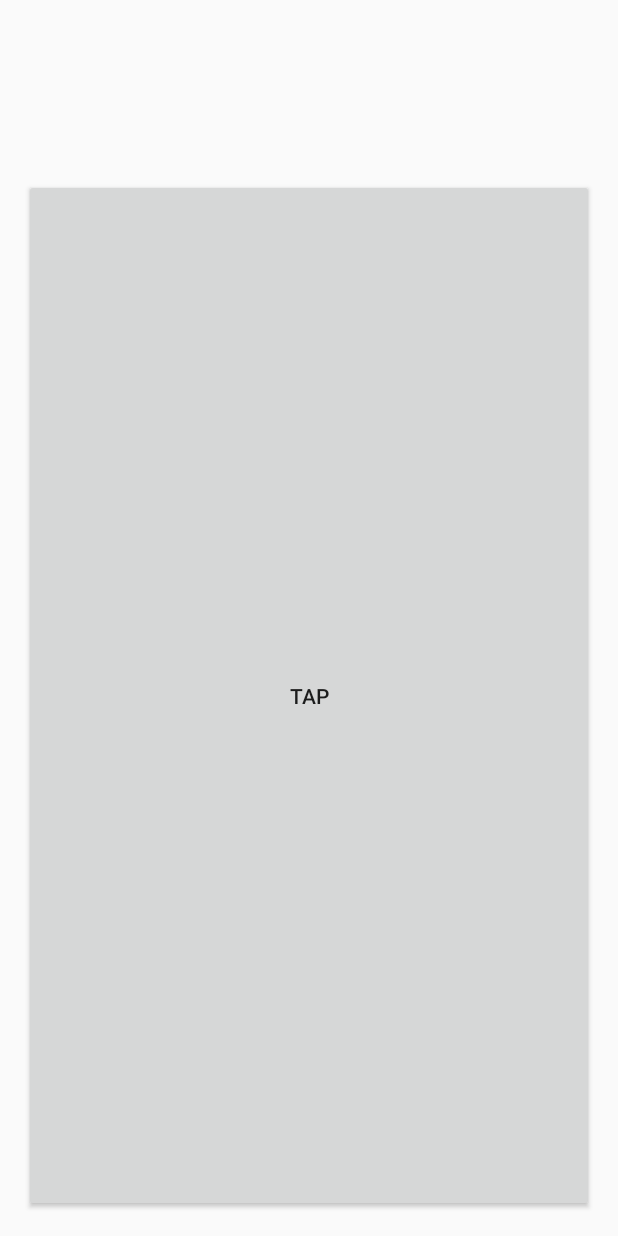
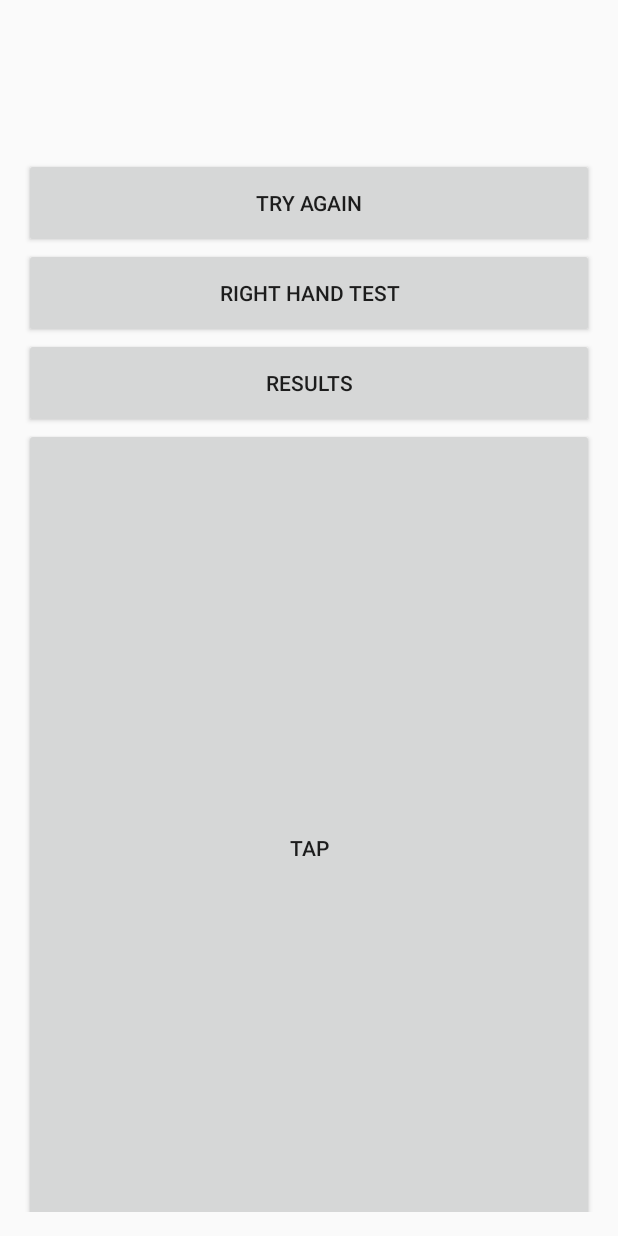
Before and after one commit to bmundt/436, an Android app: the layout tap_test_activity.xml on its own in the app's theme, with its tools: preview values and no code run, on a phone screen of 412 x 824 dp. Run offline under Robolectric (Android 15) with nearby library versions, the phone set to English and light mode, and no system bars.

Commit message:
Baccus-2/5
I've added some stuff to tap test activity. I added a "try again"
button to restart the test. Once, it gets to five tries it shows a
button for the right hands test if you're on left hand test. And it
shows a button to send you to results if you completed the right hand
test. If you guys don't have any reservations about the additions I can
push the stuff I added.

```diff
--- a/app/src/main/java/com/example/a436/MyApp.java
+++ b/app/src/main/java/com/example/a436/MyApp.java
@@ -54,4 +54,8 @@ public class MyApp extends Application {
         return sum;
     }
 
+    public int getTestNum(){
+        return testNumber;
+    }
+
 }
--- a/app/src/main/res/layout/activity_instr_screen.xml
+++ b/app/src/main/res/layout/activity_instr_screen.xml
@@ -42,7 +42,6 @@
     <ImageView
         android:layout_width="wrap_content"
         android:layout_height="match_parent"
-        app:srcCompat="@drawable/indexfinger"
         android:id="@+id/imageView"
         android:layout_marginBottom="47dp"
         android:layout_above="@+id/instr_next"
--- a/app/src/main/res/layout/tap_test_activity.xml
+++ b/app/src/main/res/layout/tap_test_activity.xml
@@ -19,6 +19,32 @@
         android:id="@+id/timeLeft"
         android:textSize="20dp" />
 
+    <Button
+        android:layout_width="fill_parent"
+        android:layout_weight="0.2"
+        android:layout_height="wrap_content"
+        android:layout_centerInParent="true"
+        android:onClick="tryAgainButton"
+        android:id="@+id/tryAgain"
+        android:text="Try Again"/>
+
+    <Button
+        android:layout_width="fill_parent"
+        android:layout_weight="0.2"
+        android:layout_height="wrap_content"
+        android:layout_centerInParent="true"
+        android:onClick="toRightHandButton"
+        android:id="@+id/toRightHand"
+        android:text="Right Hand Test"/>
+
+    <Button
+        android:layout_width="fill_parent"
+        android:layout_weight="0.2"
+        android:layout_height="wrap_content"
+        android:layout_centerInParent="true"
+        android:onClick="toResultsButton"
+        android:id="@+id/toResults"
+        android:text="Results"/>
 
     <Button
         android:layout_width="match_parent"
@@ -26,6 +52,9 @@
         android:layout_height="0dp"
         android:layout_centerInParent="true"
         android:onClick="tapButton"
+        android:id="@+id/tap"
         android:text="Tap"/>
 
+
+
 </LinearLayout>
```
Also changed, not shown: app/src/main/java/com/example/a436/TapTestActivity.java (+37 -1 lines), 3 other files.
